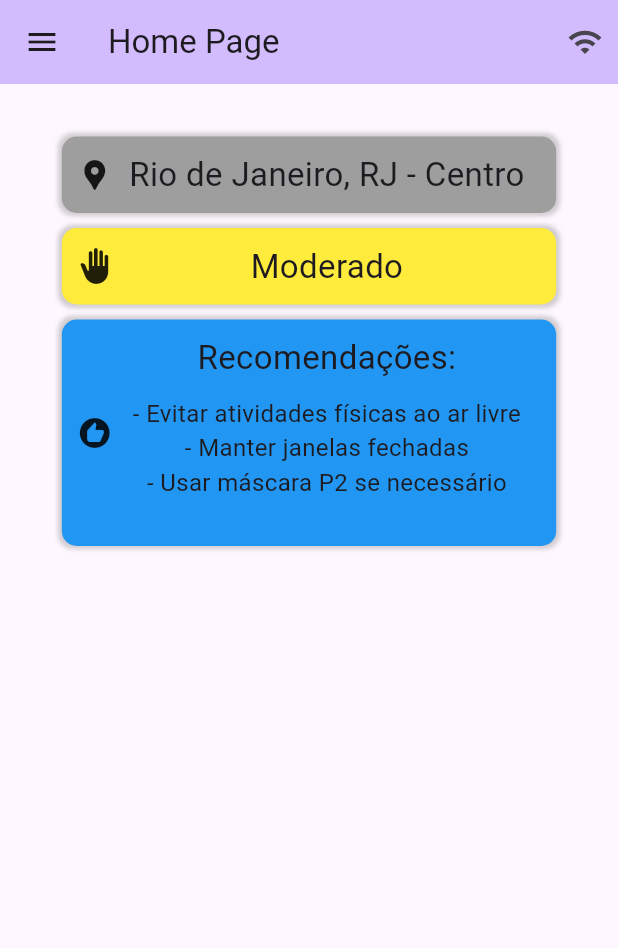
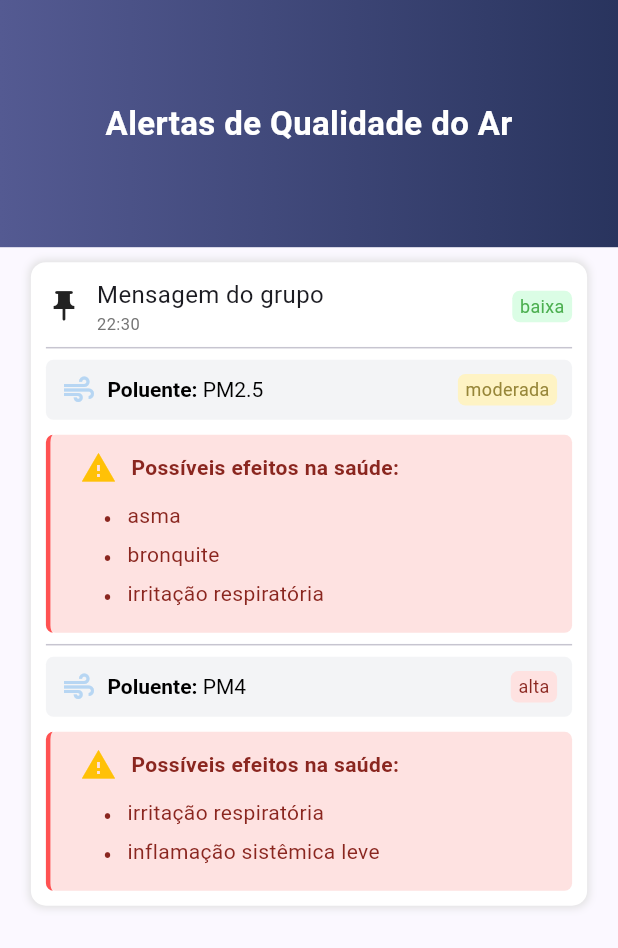
Before and after one commit to AirQyMo/Mobile-Client, a Flutter app: the screen it shows after launch, on a phone screen of 412 x 824 dp. Shown: the top 948 px of the screen. Run offline on Flutter 3.47's test engine with Material 3 defaults, Android fonts, the phone set to English and light mode, and no system bars; missing offline and left inert: plugin.

Commit message:
Organização de diretórios e nova home page

```diff
--- a/lib/home_page/components/home_page_component.dart
+++ /dev/null
@@ -1,50 +0,0 @@
-import 'package:flutter/material.dart';
-
-class HomePageComponent extends StatelessWidget {
-  final String inputText;
-  final IconData icon;
-  final Color color;
-  const HomePageComponent({
-    super.key,
-    required this.inputText,
-    required this.icon,
-    required this.color,
-  });
-
-  @override
-  Widget build(BuildContext context) {
-    double screenSize = MediaQuery.sizeOf(context).width;
-    return Container(
-      width: screenSize - screenSize / 5,
-      decoration: BoxDecoration(
-        borderRadius: BorderRadius.circular(10),
-        color: color,
-        boxShadow: [
-          BoxShadow(
-            color: Colors.grey.withValues(alpha: 0.5),
-            spreadRadius: 2,
-            blurRadius: 2,
-          ),
-        ],
-      ),
-      padding: EdgeInsets.all(10),
-      child: Row(
-        children: [
-          Icon(icon),
-          Expanded(
-            child: Padding(
-              padding: const EdgeInsets.symmetric(horizontal: 10),
-              child: Center(
-                child: Text(
-                  inputText,
-                  textAlign: TextAlign.center,
-                  style: TextStyle(fontSize: 22),
-                ),
-              ),
-            ),
-          ),
-        ],
-      ),
-    );
-  }
-}
--- a/lib/home_page/components/recomendations_component.dart
+++ /dev/null
@@ -1,72 +0,0 @@
-import 'package:flutter/material.dart';
-
-class RecomendationsComponent extends StatelessWidget {
-  final String inputText;
-  final IconData icon;
-  final Color color;
-  final List<String> recomendations;
-
-  const RecomendationsComponent({
-    super.key,
-    required this.inputText,
-    required this.icon,
-    required this.color,
-    required this.recomendations,
-  });
-
-  @override
-  Widget build(BuildContext context) {
-    double screenSize = MediaQuery.sizeOf(context).width;
-    return Container(
-      width: screenSize - screenSize / 5,
-      decoration: BoxDecoration(
-        borderRadius: BorderRadius.circular(10),
-        color: color,
-        boxShadow: [
-          BoxShadow(
-            color: Colors.grey.withValues(alpha: 0.5),
-            spreadRadius: 2,
-            blurRadius: 2,
-          ),
-        ],
-      ),
-      padding: const EdgeInsets.all(10),
-      child: Row(
-        children: [
-          Icon(icon),
-          Expanded(
-            child: Padding(
-              padding: const EdgeInsets.symmetric(horizontal: 10),
-              child: Column(
-                mainAxisSize: MainAxisSize.min,
-                crossAxisAlignment: CrossAxisAlignment.center,
-                children: [
-                  Text(
-                    inputText,
-                    textAlign: TextAlign.center,
-                    style: const TextStyle(fontSize: 22),
-                  ),
-                  SizedBox(height: 10),
-                  SizedBox(
-                    height: recomendations.length * 30,
-                    child: ListView.builder(
-                      physics: const NeverScrollableScrollPhysics(),
-                      itemCount: recomendations.length,
-                      itemBuilder: (context, index) {
-                        return Text(
-                          "- ${recomendations[index]}",
-                          textAlign: TextAlign.center,
-                          style: const TextStyle(fontSize: 16),
-                        );
-                      },
-                    ),
-                  ),
-                ],
-              ),
-            ),
-          ),
-        ],
-      ),
-    );
-  }
-}
--- a/lib/home_page/home_page_view.dart
+++ /dev/null
@@ -1,138 +0,0 @@
-import 'package:flutter/material.dart';
-import 'package:mobile_client/ble_devices_page/ble_devices_page_view.dart';
-import 'package:mobile_client/home_page/components/home_page_component.dart';
-import 'package:mobile_client/home_page/components/recomendations_component.dart';
-import 'package:mobile_client/home_page/home_page_view_model.dart';
-import 'package:mobile_client/settings_page/settings_page_view.dart';
-import 'package:provider/provider.dart';
-
-class HomePageView extends StatefulWidget {
-  const HomePageView({super.key});
-
-  @override
-  State<HomePageView> createState() => _HomePageViewState();
-}
-
-class _HomePageViewState extends State<HomePageView> {
-  late HomePageViewModel homePageViewModel;
-
-  @override
-  void initState() {
-    super.initState();
-    homePageViewModel = HomePageViewModel();
-    homePageViewModel.startConnectionStatus();
-    homePageViewModel.receiveMessage();
-  }
-
-  @override
-  Widget build(BuildContext context) {
-    return Scaffold(
-      appBar: AppBar(
-        backgroundColor: Theme.of(context).colorScheme.inversePrimary,
-        title: Text("Home Page"),
-        actionsPadding: EdgeInsets.all(10),
-        actions: [
-          ChangeNotifierProvider.value(
-            value: homePageViewModel,
-            child: Consumer<HomePageViewModel>(
-              builder: (context, vm, child) {
-                if (vm.connectionStatus == "CONNECTED") {
-                  return Icon(Icons.wifi);
-                } else {
-                  return Icon(Icons.wifi_off);
-                }
-              },
-            ),
-          ),
-        ],
-      ),
-      drawer: Drawer(
-        child: ListView(
-          children: [
-            DrawerHeader(child: Text('Menu', style: TextStyle(fontSize: 24))),
-            ListTile(
-              leading: const Icon(Icons.bluetooth_sharp),
-              title: const Text('Dispositivos BLE'),
-              onTap: () {
-                Navigator.push(
-                  context,
-                  MaterialPageRoute(builder: (context) => BleDevicesPageView()),
-                );
-              },
-            ),
-            ListTile(
-              leading: const Icon(Icons.settings),
-              title: const Text('Configurações'),
-              onTap: () {
-                Navigator.push(
-                  context,
-                  MaterialPageRoute(builder: (context) => SettingsPageView()),
-                );
-              },
-            ),
-          ],
-        ),
-      ),
-      body: Center(
-        child: Column(
-          children: [
-            Expanded(
-              child: ChangeNotifierProvider.value(
-                value: homePageViewModel,
-                child: Consumer<HomePageViewModel>(
-                  builder: (context, vm, child) {
-                    if (vm.message.entries.isEmpty) return Text('Vazio');
-
-                    (String, Color, IconData) getRiskConfig(String level) {
-                      return switch (level) {
-                        "moderate" => (
-                          "Moderado",
-                          Colors.yellow,
-                          Icons.back_hand,
-                        ),
-                        "high" => ("Alto", Colors.red, Icons.warning),
-                        "critical" => (
-                          "Crítico",
-                          Color.fromARGB(255, 160, 20, 10),
-                          Icons.dangerous,
-                        ),
-                        _ => ("Erro", Colors.white, Icons.error),
-                      };
-                    }
-
-                    final (riskText, riskColor, riskIcon) = getRiskConfig(
-                      vm.message['risk_level'],
-                    );
-
-                    return Column(
-                      spacing: 10,
-                      children: [
-                        SizedBox(height: 25),
-                        HomePageComponent(
-                          inputText: vm.message['location']['address'],
-                          icon: Icons.location_pin,
-                          color: Colors.grey,
-                        ),
-                        HomePageComponent(
-                          inputText: riskText,
-                          icon: riskIcon,
-                          color: riskColor,
-                        ),
-                        RecomendationsComponent(
-                          inputText: "Recomendações:",
-                          icon: Icons.recommend,
-                          color: Colors.blue,
-                          recomendations: vm.message['recommendations'],
-                        ),
-                      ],
-                    );
-                  },
-                ),
-              ),
-            ),
-          ],
-        ),
-      ),
-    );
-  }
-}
--- a/lib/main.dart
+++ b/lib/main.dart
@@ -1,5 +1,5 @@
 import 'package:flutter/material.dart';
-import 'package:mobile_client/home_page/home_page_view.dart';
+import 'package:mobile_client/ui/home/widgets/home_page_view.dart';
 
 void main() {
   runApp(const MyApp());
@@ -15,7 +15,7 @@ class MyApp extends StatelessWidget {
       debugShowCheckedModeBanner: false,
       title: 'Flutter Demo',
       theme: ThemeData(
-        colorScheme: ColorScheme.fromSeed(seedColor: Colors.deepPurple),
+        colorScheme: ColorScheme.fromSeed(seedColor: Color(0xFF343E93)),
       ),
       home: const HomePageView(),
     );
--- a/lib/ble_devices_page/ble_devices_page_view.dart
+++ b/lib/ui/ble_devices/widgets/ble_devices_page_view.dart
@@ -1,6 +1,6 @@
 import 'package:flutter/material.dart';
-import 'package:mobile_client/ble_devices_page/ble_devices_page_view_model.dart';
-import 'package:mobile_client/ble_devices_page/components/ble_device_banner.dart';
+import 'package:mobile_client/ui/ble_devices/view_models/ble_devices_page_view_model.dart';
+import 'package:mobile_client/ui/ble_devices/widgets/ble_device_banner.dart';
 import 'package:provider/provider.dart';
 // import 'package:mobile_hub_plugin/mobile_hub_plugin.dart';
 
--- a/lib/home_page/home_page_view_model.dart
+++ b/lib/ui/home/view_models/home_page_view_model.dart
@@ -3,6 +3,7 @@ import 'dart:async';
 import 'package:flutter/material.dart';
 import 'package:mobile_client/mocks/mock_connection_status.dart';
 import 'package:mobile_client/mocks/mock_message_received.dart';
+import 'package:plugin/plugin_method_channel.dart';
 
 class HomePageViewModel extends ChangeNotifier {
   final MockConnectionStatus _mockConnectionStatus = MockConnectionStatus();
--- /dev/null
+++ b/lib/ui/home/widgets/group_message_topic_component.dart
@@ -0,0 +1,236 @@
+import 'package:flutter/material.dart';
+
+class GroupMessageTopicComponent extends StatelessWidget {
+  final Map<String, dynamic> mensagem;
+
+  const GroupMessageTopicComponent({super.key, required this.mensagem});
+
+  @override
+  Widget build(BuildContext context) {
+    double screenSize = MediaQuery.sizeOf(context).width;
+    return Container(
+      width: screenSize - screenSize / 10,
+      decoration: BoxDecoration(
+        color: Colors.white,
+        borderRadius: BorderRadius.circular(10),
+        boxShadow: [
+          BoxShadow(
+            color: Colors.grey.shade300,
+            blurRadius: 4,
+            spreadRadius: 1,
+          ),
+        ],
+      ),
+      padding: EdgeInsets.all(10),
+      child: Column(
+        children: [
+          Titulo(
+            horario: mensagem['horario'],
+            prioridade: mensagem['prioridade'],
+          ),
+          Column(
+            children: List.generate(
+              mensagem['poluentes'].length,
+              (index) => Column(
+                children: [
+                  Divider(),
+                  PoluenteWidget(
+                    nome: mensagem['poluentes'][index]['nome'],
+                    prioridade: mensagem['poluentes'][index]['prioridade'],
+                    efeitos: mensagem['poluentes'][index]['efeitos'],
+                  ),
+                ],
+              ),
+            ),
+          ),
+        ],
+      ),
+    );
+  }
+}
+
+class PoluenteWidget extends StatelessWidget {
+  final String nome;
+  final String prioridade;
+  final List<String> efeitos;
+
+  const PoluenteWidget({
+    super.key,
+    required this.nome,
+    required this.prioridade,
+    required this.efeitos,
+  });
+
+  @override
+  Widget build(BuildContext context) {
+    return Column(
+      spacing: 10,
+      children: [
+        Container(
+          decoration: BoxDecoration(
+            color: Color(0xfff3f4f6),
+            borderRadius: BorderRadius.circular(5),
+          ),
+          height: 40,
+          child: Padding(
+            padding: const EdgeInsets.symmetric(horizontal: 10),
+            child: Row(
+              mainAxisAlignment: MainAxisAlignment.spaceBetween,
+              children: [
+                Icon(Icons.air, color: Color(0xffb7d6f3)),
+                SizedBox(width: 7),
+                RichText(
+                  text: TextSpan(
+                    style: const TextStyle(fontSize: 14, color: Colors.black),
+                    children: [
+                      TextSpan(
+                        text: 'Poluente: ',
+                        style: TextStyle(fontWeight: FontWeight.bold),
+                      ),
+                      TextSpan(text: nome),
+                    ],
+                  ),
+                ),
+                Spacer(),
+                PrioridadeWidget(prioridade: prioridade),
+              ],
+            ),
+          ),
+        ),
+        Container(
+          decoration: BoxDecoration(
+            color: Color(0xfffee2e1),
+            border: BoxBorder.fromLTRB(
+              left: BorderSide(color: Colors.redAccent, width: 3),
+            ),
+            borderRadius: BorderRadius.circular(5),
+          ),
+          child: Column(
+            children: [
+              SizedBox(height: 10),
+              Row(
+                spacing: 10,
+                children: [
+                  SizedBox(width: 10),
+                  Icon(Icons.warning, color: Colors.amber),
+                  Text(
+                    "Possíveis efeitos na saúde:",
+                    style: TextStyle(
+                      fontWeight: FontWeight.bold,
+                      fontSize: 14,
+                      color: const Color.fromARGB(255, 138, 38, 31),
+                    ),
+                  ),
+                ],
+              ),
+              Padding(
+                padding: const EdgeInsets.symmetric(vertical: 10),
+                child: Column(
+                  children: efeitos.map((efeito) {
+                    return Row(
+                      crossAxisAlignment: CrossAxisAlignment.start,
+                      children: [
+                        SizedBox(width: 35),
+                        Text(
+                          '\u2022',
+                          style: TextStyle(
+                            fontSize: 18,
+                            color: const Color.fromARGB(255, 138, 38, 31),
+                          ),
+                        ),
+                        SizedBox(width: 10),
+                        Expanded(
+                          child: Text(
+                            efeito,
+                            style: TextStyle(
+                              color: const Color.fromARGB(255, 138, 38, 31),
+                            ),
+                          ),
+                        ),
+                      ],
+                    );
+                  }).toList(),
+                ),
+              ),
+            ],
+          ),
+        ),
+      ],
+    );
+  }
+}
+
+class PrioridadeWidget extends StatelessWidget {
+  final String prioridade;
+  const PrioridadeWidget({super.key, required this.prioridade});
+
+  Map<String, Color> _getCores() {
+    switch (prioridade) {
+      case 'alta':
+        return {
+          'fundo': Color(0xfffee2e1),
+          'fonte': Color.fromARGB(255, 138, 38, 31),
+        };
+      case 'moderada':
+        return {
+          'fundo': Color(0xfffef3c4),
+          'fonte': Color.fromARGB(255, 151, 134, 57),
+        };
+      case 'baixa':
+        return {'fundo': Color(0xffdbfde5), 'fonte': Colors.green};
+      default:
+        return {'fundo': Colors.grey, 'fonte': Colors.black};
+    }
+  }
+
+  @override
+  Widget build(BuildContext context) {
+    final cores = _getCores();
+
+    return Container(
+      decoration: BoxDecoration(
+        color: cores['fundo'],
+        borderRadius: BorderRadius.circular(5),
+      ),
+      padding: EdgeInsets.symmetric(horizontal: 5, vertical: 2),
+      child: Text(
+        prioridade,
+        style: TextStyle(color: cores['fonte'], fontSize: 12),
+      ),
+    );
+  }
+}
+
+class Titulo extends StatelessWidget {
+  final String horario;
+  final String prioridade;
+
+  const Titulo({super.key, required this.prioridade, required this.horario});
+
+  @override
+  Widget build(BuildContext context) {
+    return Row(
+      mainAxisAlignment: MainAxisAlignment.spaceBetween,
+      children: [
+        Icon(Icons.push_pin),
+        SizedBox(width: 10),
+        Column(
+          crossAxisAlignment: CrossAxisAlignment.start,
+          children: [
+            Text(
+              "Mensagem do grupo",
+              textAlign: TextAlign.center,
+              style: TextStyle(fontSize: 16),
+            ),
+            Text(
+              horario,
+              style: TextStyle(fontSize: 11, color: Colors.grey.shade600),
+            ),
+          ],
+        ),
+        Spacer(),
+        PrioridadeWidget(prioridade: prioridade),
+      ],
+    );
+  }
+}
--- /dev/null
+++ b/lib/ui/home/widgets/home_page_view.dart
@@ -0,0 +1,105 @@
+import 'package:flutter/material.dart';
+import 'package:mobile_client/ui/ble_devices/widgets/ble_devices_page_view.dart';
+import 'package:mobile_client/ui/home/widgets/group_message_topic_component.dart';
+import 'package:mobile_client/ui/home/view_models/home_page_view_model.dart';
+import 'package:mobile_client/ui/settings/widgets/settings_page_view.dart';
+import 'package:provider/provider.dart';
+
+class HomePageView extends StatefulWidget {
+  const HomePageView({super.key});
+
+  @override
+  State<HomePageView> createState() => _HomePageViewState();
+}
+
+class _HomePageViewState extends State<HomePageView> {
+  late HomePageViewModel homePageViewModel;
+
+  final Map<String, dynamic> mensagem = {
+    'titulo': 'Mensagem do grupo',
+    'horario': '22:30',
+    'prioridade': 'baixa',
+    'poluentes': [
+      {
+        'nome': 'PM2.5',
+        'prioridade': 'moderada',
+        'efeitos': ['asma', 'bronquite', 'irritação respiratória'],
+      },
+      {
+        'nome': 'PM4',
+        'prioridade': 'alta',
+        'efeitos': ['irritação respiratória', 'inflamação sistêmica leve'],
+      },
+    ],
+  };
+
+  @override
+  void initState() {
+    super.initState();
+    homePageViewModel = HomePageViewModel();
+    homePageViewModel.startConnectionStatus();
+    homePageViewModel.receiveMessage();
+  }
+
+  @override
+  Widget build(BuildContext context) {
+    return Scaffold(
+      drawer: Drawer(
+        child: ListView(
+          children: [
+            DrawerHeader(child: Text('Menu', style: TextStyle(fontSize: 24))),
+            ListTile(
+              leading: const Icon(Icons.bluetooth_sharp),
+              title: const Text('Dispositivos BLE'),
+              onTap: () {
+                Navigator.push(
+                  context,
+                  MaterialPageRoute(builder: (context) => BleDevicesPageView()),
+                );
+              },
+            ),
+            ListTile(
+              leading: const Icon(Icons.settings),
+              title: const Text('Configurações'),
+              onTap: () {
+                Navigator.push(
+                  context,
+                  MaterialPageRoute(builder: (context) => SettingsPageView()),
+                );
+              },
+            ),
+          ],
+        ),
+      ),
+      body: Column(
+        spacing: 10,
+        children: [
+          Container(
+            decoration: BoxDecoration(
+              color: Theme.of(context).colorScheme.primary,
+              gradient: LinearGradient(
+                colors: [
+                  Theme.of(context).colorScheme.primary,
+                  Color(0xFF29345E),
+                ],
+              ),
+            ),
+            height: MediaQuery.sizeOf(context).height * 0.2,
+            width: MediaQuery.sizeOf(context).width,
+            child: Center(
+              child: Text(
+                "Alertas de Qualidade do Ar",
+                style: TextStyle(
+                  fontSize: 22,
+                  fontWeight: FontWeight.bold,
+                  color: Colors.white,
+                ),
+              ),
+            ),
+          ),
+          GroupMessageTopicComponent(mensagem: mensagem),
+        ],
+      ),
+    );
+  }
+}
--- a/lib/settings_page/settings_page_view.dart
+++ b/lib/ui/settings/widgets/settings_page_view.dart
@@ -41,14 +41,7 @@ class _SettingsPageViewState extends State<SettingsPageView> {
                     key: Key('BLE_switch'),
                     value: ble,
                     onChanged: (bool newValue) {
-                      setState(() {
-                        ble = newValue;
-                        if (ble) {
-                          plugin.startMobileHub();
-                        } else {
-                          plugin.stopMobileHub();
-                        }
-                      });
+                      setState(() {});
                     },
                   ),
                 ],
```
Also changed, not shown: lib/ui/ble_devices/view_models/ble_devices_page_view_model.dart (renamed from lib/ble_devices_page/ble_devices_page_view_model.dart), lib/ui/ble_devices/widgets/ble_device_banner.dart (renamed from lib/ble_devices_page/components/ble_device_banner.dart), 1 other file.
